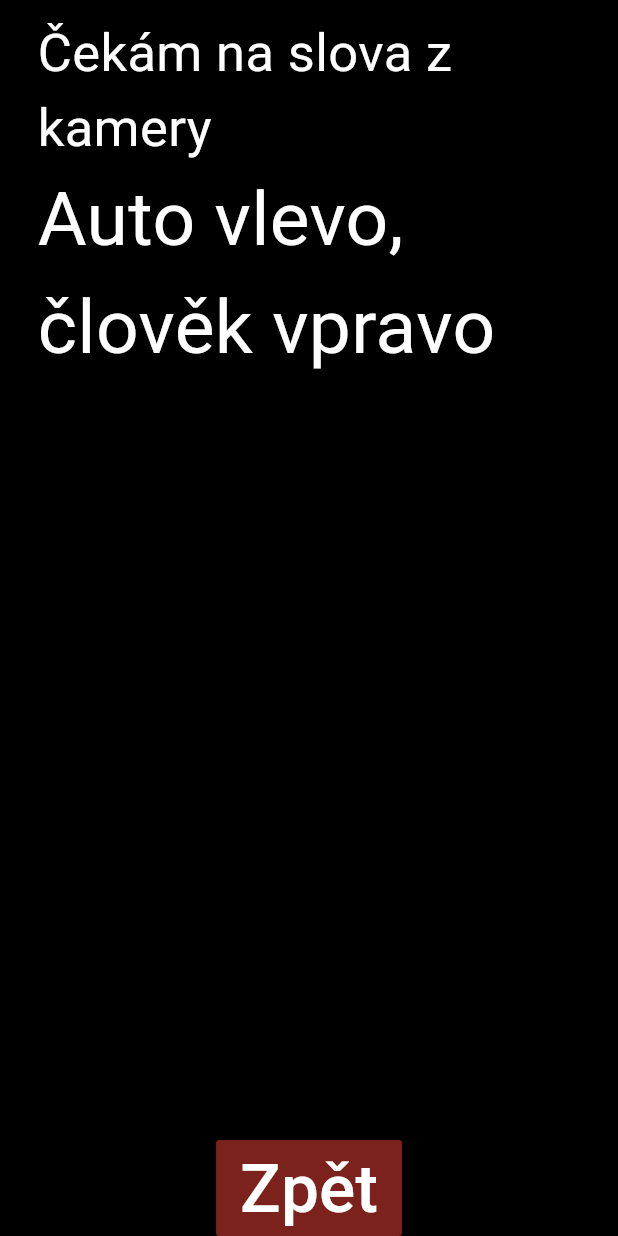
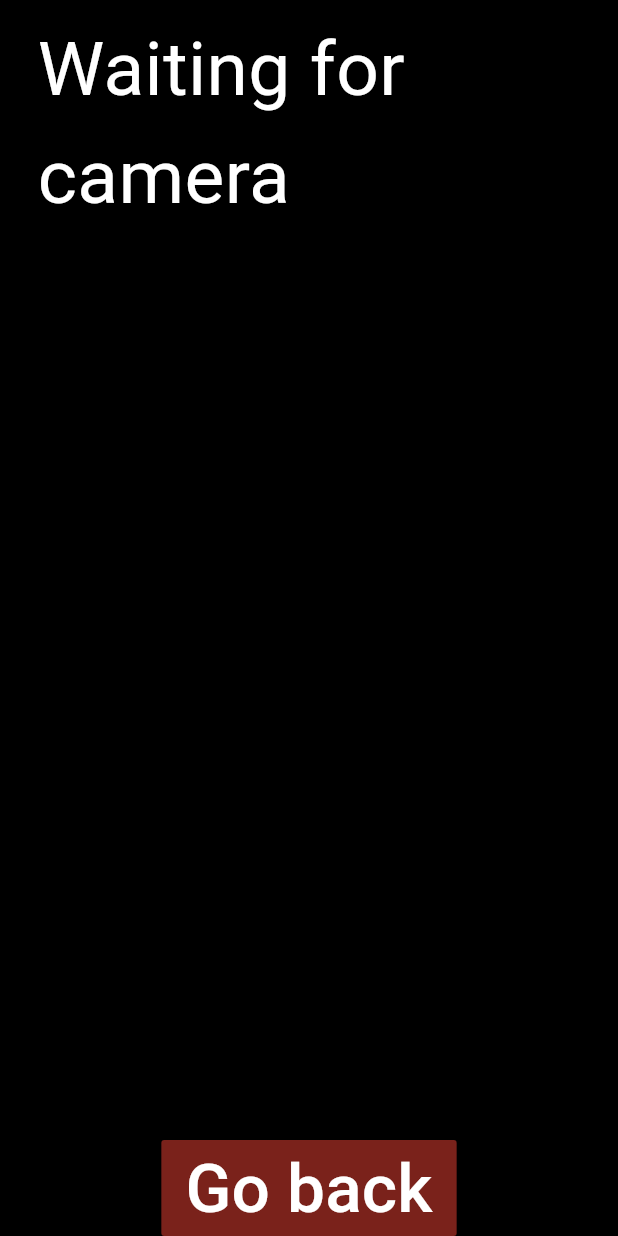
Before and after one commit to abbcccdddd2024/dddd_mobile, a Flutter app: the GetCameraView screen opened by its route, on a phone screen of 412 x 824 dp. Run offline on Flutter 3.47's test engine with Material 3 defaults, Android fonts, the phone set to English and light mode, and no system bars; our stand-ins replace flutter_tts, stacked, stacked_services, stacked_shared; missing offline and left inert: haptic_feedback; network calls fail.

Commit message:
it works
"

```diff
--- /dev/null
+++ b/lib/model/detected_object.dart
@@ -0,0 +1,13 @@
+class DetectedObject {
+  String name;
+  double confidence;
+  String position;
+  double distance; //0.0 m
+
+  DetectedObject({
+    required this.name,
+    required this.confidence,
+    required this.position,
+    required this.distance,
+  });
+}
--- a/lib/ui/views/get_camera/get_camera_view.dart
+++ b/lib/ui/views/get_camera/get_camera_view.dart
@@ -27,14 +27,11 @@ class GetCameraView extends StackedView<GetCameraViewModel> {
                   mainAxisSize: MainAxisSize.max,
                   children: [
                     verticalSpaceSmall,
-                    const Text(
-                      "Čekám na slova z kamery",
-                      style: TextStyle(color: Colors.white, fontSize: 35),
-                    ),
                     SingleChildScrollView(
                       child: GestureDetector(
                         onTap: viewModel.readText,
                         onDoubleTap: viewModel.setupTts,
+                        onLongPress: viewModel.startLoop,
                         child: Container(
                           child: Text(
                             viewModel.whatIsOnCamera,
@@ -45,13 +42,19 @@ class GetCameraView extends StackedView<GetCameraViewModel> {
                     ),
                   ],
                 ),
+                Row(
+                  mainAxisAlignment: MainAxisAlignment.center,
+                  crossAxisAlignment: CrossAxisAlignment.center,
+                  children: [
                     MaterialButton(
                       color: Colors.red.withOpacity(0.5),
                       onPressed: viewModel.goBack,
                       child: const Text(
-                    "Zpět",
+                        "Go back",
                         style: TextStyle(color: Colors.white, fontSize: 45),
                       ),
+                    ),
+                  ],
                 ),
               ],
             ),
--- a/lib/ui/views/home/home_view.dart
+++ b/lib/ui/views/home/home_view.dart
@@ -37,7 +37,7 @@ class HomeView extends StackedView<HomeViewModel> {
                       color: Colors.black,
                       onPressed: viewModel.goToGetCameraView,
                       child: const Text(
-                        "Čtení z kamery",
+                        "Camera",
                         style: TextStyle(color: Colors.white, fontSize: 45),
                       ),
                     ),
@@ -46,7 +46,7 @@ class HomeView extends StackedView<HomeViewModel> {
                       color: Colors.black,
                       onPressed: viewModel.goToSettingsView,
                       child: const Text(
-                        "Nastavení",
+                        "Settings",
                         style: TextStyle(color: Colors.white, fontSize: 45),
                       ),
                     ),
--- a/pubspec.yaml
+++ b/pubspec.yaml
@@ -10,6 +10,8 @@ dependencies:
   flutter:
     sdk: flutter
   flutter_tts: ^4.0.2
+  haptic_feedback: ^0.5.1+1
+  http: ^1.2.2
   stacked: ^3.4.0
   stacked_services: ^1.1.0
 
```
Also changed, not shown: lib/ui/views/get_camera/get_camera_viewmodel.dart (+107 -4 lines), pubspec.lock, 2 other files. Lines whose indentation alone changed are shown as unchanged.
